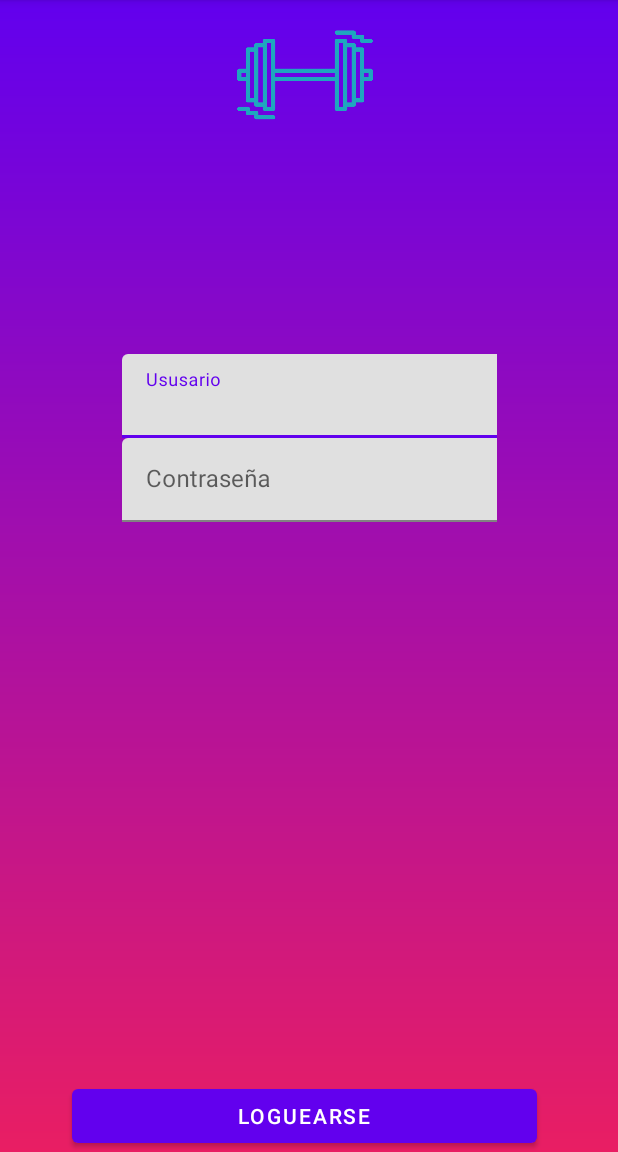
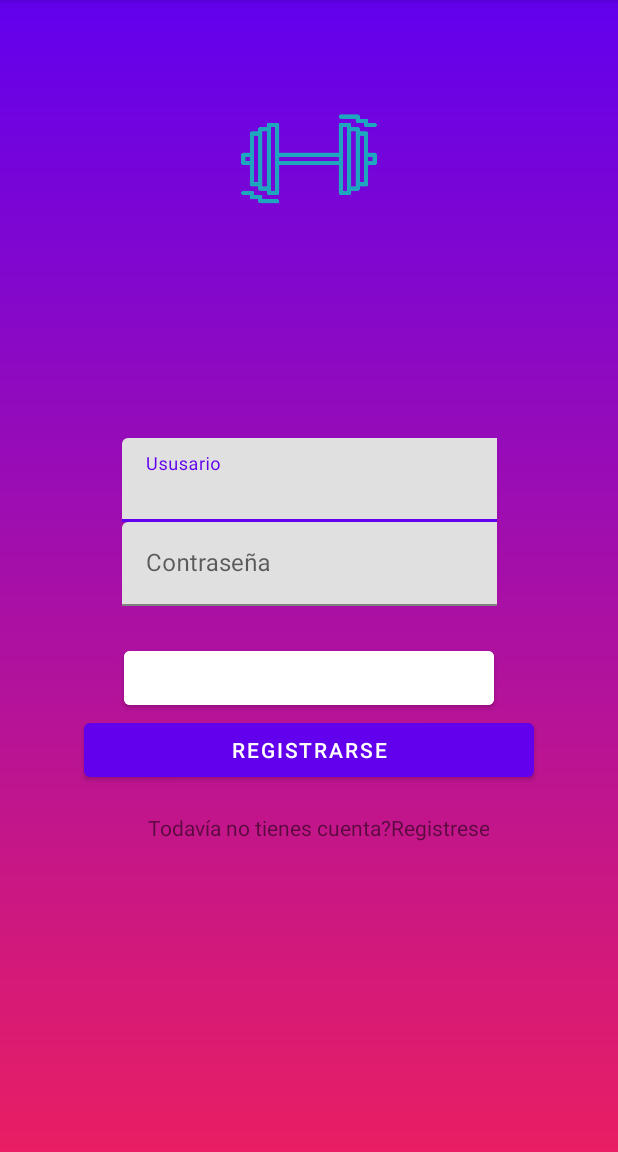
Before and after one commit to Enriquegpb/first_original, an Android app: the screen it shows after launch (MainLogin), on a phone screen of 412 x 824 dp, the part 84-1236 px from its top. Run offline under Robolectric (Android 15) with nearby library versions, the phone set to English and light mode, and no system bars; pictures from the network do not load; 1 statement that could not run was skipped.

Commit message:
mejoras login

```diff
--- a/app/src/main/java/com/enrique/firstoriginal/MainLogin.java
+++ b/app/src/main/java/com/enrique/firstoriginal/MainLogin.java
@@ -16,7 +16,7 @@ public class MainLogin extends AppCompatActivity {
     protected void onCreate(Bundle savedInstanceState) {
         super.onCreate(savedInstanceState);
         setContentView(R.layout.activity_login);
-        ImageView mGirl = findViewById(R.id.imageView2);
+        ImageView mGirl = findViewById(R.id.imgbackground);
 
         Glide.with(this)
               //.load("https://images.unsplash.com/photo-1565214975484-3cfa9e56f914?ixlib=rb-1.2.1&ixid=eyJhcHBfaWQiOjEyMDd9&auto=format&fit=crop&w=1482&q=80")
--- a/app/src/main/java/com/enrique/firstoriginal/Splash.java
+++ b/app/src/main/java/com/enrique/firstoriginal/Splash.java
@@ -21,7 +21,7 @@ public class Splash extends AppCompatActivity {
 
 
         //implements and starts animation
-        ImageView thunder = findViewById(R.id.imageView2);
+        ImageView thunder = findViewById(R.id.imgbackground);
         //Animation myanim = AnimationUtils.loadAnimation(this, R.anim.fadein);
         //thunder.startAnimation(myanim);
 
--- a/app/src/main/res/layout/activity_login.xml
+++ b/app/src/main/res/layout/activity_login.xml
@@ -7,64 +7,61 @@
     android:background="@drawable/gradient"
     tools:context=".MainLogin">
 
-    <!--    <TextView
-        android:id="@+id/usuario"
-        android:layout_width="wrap_content"
-        android:layout_height="wrap_content"
-        android:text="usuario"
-        tools:layout_editor_absoluteX="154dp"
-        tools:layout_editor_absoluteY="219dp"/>-->
-
-    <!--<TextView
-        android:id="@+id/pwd"
-        android:layout_width="wrap_content"
-        android:layout_height="wrap_content"
-        android:text="Contraseña"
-        tools:layout_editor_absoluteX="160dp"
-        tools:layout_editor_absoluteY="280dp" />-->
-
-
     <ImageView
         android:id="@+id/girl"
         android:layout_width="match_parent"
         android:layout_height="match_parent"
-        android:scaleType="fitStart"
-        />
+        android:scaleType="fitStart" />
+
     <View
         android:layout_width="match_parent"
         android:layout_height="match_parent"
         android:alpha="0.5">
 
     </View>
+
+    <androidx.constraintlayout.widget.Guideline
+        android:id="@+id/guideline1"
+        android:layout_width="wrap_content"
+        android:layout_height="wrap_content"
+        android:orientation="vertical"
+        app:layout_constraintGuide_percent="0.2" />
+
     <androidx.constraintlayout.widget.Guideline
         android:id="@+id/guideline2"
         android:layout_width="wrap_content"
         android:layout_height="wrap_content"
         android:orientation="vertical"
-        app:layout_constraintGuide_begin="48dp" />
+        app:layout_constraintGuide_percent="0.8" />
 
-    <androidx.constraintlayout.widget.Guideline
-        android:id="@+id/guideline3"
+    <!--android:background="@color/yellow_login"-->
+    <ImageView
+        android:id="@+id/logo"
+        android:layout_width="100dp"
+        android:layout_height="100dp"
+        android:layout_marginTop="56dp"
+        app:layout_constraintEnd_toEndOf="parent"
+        app:layout_constraintStart_toStartOf="parent"
+        app:layout_constraintTop_toTopOf="parent"
+
+        app:srcCompat="@drawable/mancuerna" />
+
+    <LinearLayout
+        android:id="@+id/linear"
         android:layout_width="wrap_content"
         android:layout_height="wrap_content"
+        android:layout_marginTop="100dp"
         android:orientation="vertical"
-        app:layout_constraintGuide_begin="358dp" />
-<!--android:background="@color/yellow_login"-->
-    <LinearLayout
-        android:layout_width="wrap_content"
-        android:layout_height="wrap_content"
-        android:id="@+id/linear"
-        android:orientation="vertical"
-        app:layout_constraintTop_toBottomOf="@id/imageView3"
-        android:layout_marginTop="100dp"
+        app:layout_constraintEnd_toEndOf="parent"
         app:layout_constraintStart_toStartOf="parent"
-        app:layout_constraintEnd_toEndOf="parent">
+        app:layout_constraintTop_toBottomOf="@id/logo">
 
         <com.google.android.material.textfield.TextInputLayout
+            android:id="@+id/usuario"
             android:layout_width="250dp"
             android:layout_height="wrap_content">
+
             <EditText
-        android:id="@+id/text_usuario"
                 android:layout_width="310dp"
                 android:layout_height="wrap_content"
                 android:layout_marginTop="36dp"
@@ -79,72 +76,57 @@
         </com.google.android.material.textfield.TextInputLayout>
 
         <com.google.android.material.textfield.TextInputLayout
+            android:id="@+id/text_pwd"
             android:layout_width="250dp"
             android:layout_height="wrap_content"
             app:layout_constraintEnd_toEndOf="@id/guideline2"
             app:layout_constraintStart_toStartOf="@id/guideline3"
-    app:layout_constraintTop_toTopOf="parent"
-    >
+            app:layout_constraintTop_toTopOf="parent">
+
             <EditText
-        android:id="@+id/text_pwd"
                 android:layout_width="310dp"
                 android:layout_height="wrap_content"
                 android:ems="10"
                 android:hint="Contraseña"
                 android:inputType="textPersonName"
-        android:minHeight="48dp"
-        />
+                android:minHeight="48dp" />
         </com.google.android.material.textfield.TextInputLayout>
     </LinearLayout>
 
     <Button
         android:id="@+id/log"
-        android:layout_width="310dp"
+        android:layout_width="0dp"
         android:layout_height="wrap_content"
+        android:layout_marginTop="24dp"
+        android:backgroundTint="@color/white"
         android:onClick="openMain"
         android:text="loguearse"
-        app:layout_constraintBottom_toBottomOf="parent"
-        app:layout_constraintEnd_toEndOf="@+id/button2"
-        app:layout_constraintHorizontal_bias="0.0"
-        app:layout_constraintStart_toStartOf="@+id/guideline2"
-        app:layout_constraintTop_toBottomOf="@+id/text_usuario"
-        app:layout_constraintVertical_bias="0.284" />
+        app:layout_constraintEnd_toEndOf="@+id/guideline2"
+        app:layout_constraintStart_toStartOf="@+id/guideline1"
+        app:layout_constraintTop_toBottomOf="@+id/linear" />
 
     <Button
-        android:id="@+id/button2"
-        android:layout_width="310dp"
+        android:id="@+id/registrarse"
+        android:layout_width="300dp"
         android:layout_height="wrap_content"
-        android:layout_marginStart="48dp"
-        android:layout_marginEnd="53dp"
         android:onClick="openSignup"
         android:text="Registrarse"
-        app:layout_constraintBottom_toBottomOf="parent"
-        app:layout_constraintEnd_toEndOf="@+id/imageView2"
-        app:layout_constraintStart_toStartOf="@+id/imageView2"
-        app:layout_constraintTop_toBottomOf="@+id/log"
-        app:layout_constraintVertical_bias="0.1" />
+        app:layout_constraintEnd_toEndOf="@id/guideline2"
+        app:layout_constraintStart_toStartOf="@id/guideline1"
+        app:layout_constraintTop_toBottomOf="@id/log"
+        />
 
     <TextView
-        android:id="@+id/textView"
-        android:layout_width="0dp"
+        android:id="@+id/tvregister"
+        android:layout_width="wrap_content"
         android:layout_height="wrap_content"
+        android:layout_marginTop="18dp"
         android:text="Todavía no tienes cuenta?Registrese"
         android:textAlignment="center"
-        app:layout_constraintBottom_toBottomOf="parent"
-        app:layout_constraintEnd_toEndOf="@+id/text_pwd"
-        app:layout_constraintHorizontal_bias="0.0"
-        app:layout_constraintStart_toStartOf="@+id/text_pwd"
-        app:layout_constraintTop_toBottomOf="@+id/button2"
-        app:layout_constraintVertical_bias="0.295" />
-
-    <ImageView
-        android:id="@+id/imageView3"
-        android:layout_width="100dp"
-        android:layout_height="100dp"
-        app:layout_constraintEnd_toStartOf="@+id/guideline3"
-        app:layout_constraintStart_toStartOf="@+id/guideline2"
-        app:layout_constraintTop_toTopOf="@+id/imageView2"
-        app:srcCompat="@drawable/mancuerna" />
+        app:layout_constraintEnd_toEndOf="parent"
+        app:layout_constraintHorizontal_bias="0.532"
+        app:layout_constraintStart_toStartOf="parent"
+        app:layout_constraintTop_toBottomOf="@id/registrarse" />
 
 
 </androidx.constraintlayout.widget.ConstraintLayout>
```
Lines whose indentation alone changed are shown as unchanged.
